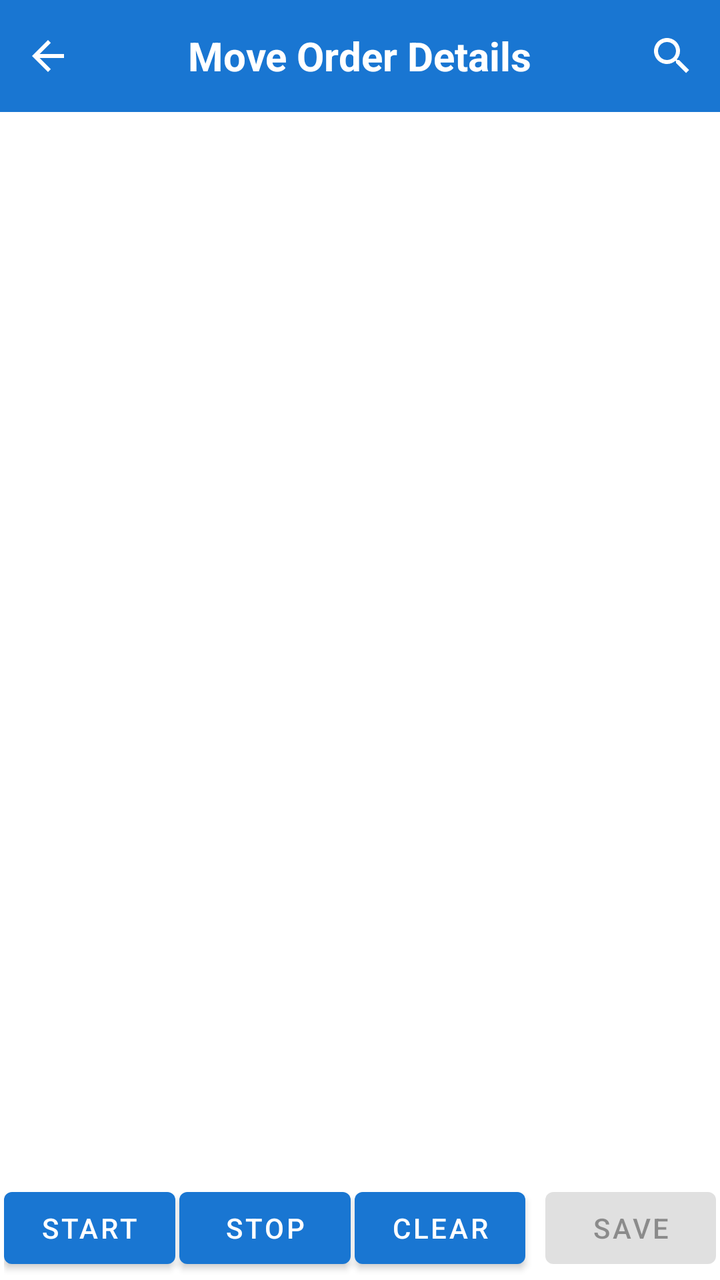
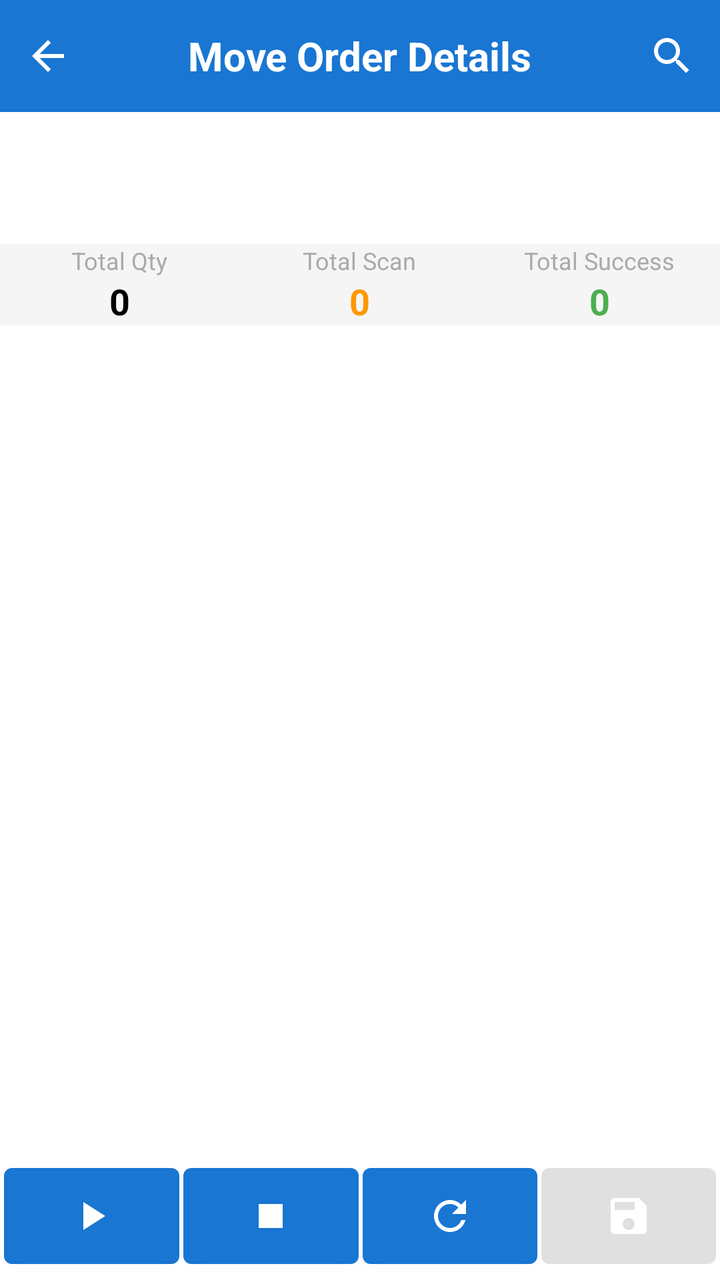

Before-and-after screenshots of an Android layout around one commit, followed by the original layout XML and the change that was made.
<!-- AndroidManifest.xml: application theme AppTheme -->
<!-- res/layout/fragment_move_order_child.xml -->
<?xml version="1.0" encoding="utf-8"?>
<LinearLayout xmlns:android="http://schemas.android.com/apk/res/android"
    xmlns:app="http://schemas.android.com/apk/res-auto"
    android:layout_width="match_parent"
    android:layout_height="match_parent"
    android:orientation="vertical">

    <com.google.android.material.appbar.AppBarLayout
        android:id="@+id/appBarLayout"
        android:layout_width="match_parent"
        android:layout_height="wrap_content">

        <androidx.appcompat.widget.Toolbar
            android:id="@+id/toolbar"
            android:layout_width="match_parent"
            android:layout_height="?attr/actionBarSize"
            android:background="?attr/colorPrimary"
            app:contentInsetLeft="0dp"
            app:contentInsetStart="0dp"
            app:popupTheme="@style/ThemeOverlay.AppCompat.Light"
            app:theme="@style/ThemeOverlay.AppCompat.Dark.ActionBar">

            <FrameLayout
                android:layout_width="match_parent"
                android:layout_height="match_parent">

                <ImageView
                    android:id="@+id/ivBack"
                    android:layout_width="48dp"
                    android:layout_height="match_parent"
                    android:layout_gravity="start"
                    android:background="?attr/selectableItemBackgroundBorderless"
                    android:padding="12dp"
                    android:src="@drawable/ic_arrow_back"
                    app:tint="@android:color/white"/>

                <TextView
                    android:id="@+id/toolbar_title"
                    android:layout_width="wrap_content"
                    android:layout_height="wrap_content"
                    android:layout_gravity="center"
                    android:text="Move Order Details"
                    android:textColor="@android:color/white"
                    android:textSize="20sp"
                    android:textStyle="bold"/>

                <androidx.appcompat.widget.SearchView
                    android:id="@+id/searchView"
                    android:layout_width="wrap_content"
                    android:layout_height="match_parent"
                    android:layout_gravity="end"
                    app:iconifiedByDefault="true"
                    app:queryHint="Search item..."
                    android:theme="@style/SearchViewStyle"/>

            </FrameLayout>

        </androidx.appcompat.widget.Toolbar>

    </com.google.android.material.appbar.AppBarLayout>

    <LinearLayout
        android:layout_width="match_parent"
        android:layout_height="wrap_content"
        android:orientation="vertical"
        android:padding="16dp"
        android:background="@android:color/white">

        <TextView
            android:id="@+id/tvOrderNo"
            android:layout_width="match_parent"
            android:layout_height="wrap_content"
            android:textSize="18sp"
            android:textStyle="bold"
            android:layout_marginBottom="8dp"/>

        <TextView
            android:id="@+id/tvSourceWarehouse"
            android:layout_width="match_parent"
            android:layout_height="wrap_content"
            android:textSize="16sp"
            android:layout_marginBottom="4dp"/>

        <TextView
            android:id="@+id/tvDestinationWarehouse"
            android:layout_width="match_parent"
            android:layout_height="wrap_content"
            android:textSize="16sp"
            android:layout_marginBottom="16dp"/>

    </LinearLayout>

    <LinearLayout
        android:id="@+id/view_readtag"
        android:layout_width="0dp"
        android:layout_height="0dp"
        android:visibility="invisible">
        <TextView
            android:id="@+id/tv_count"
            android:layout_width="0dp"
            android:layout_height="0dp"
            android:visibility="invisible"></TextView>
        <TextView
            android:id="@+id/tv_time"
            android:layout_width="0dp"
            android:layout_height="0dp"
            android:visibility="invisible"></TextView>
        <TextView
            android:id="@+id/tv_total"
            android:layout_width="0dp"
            android:layout_height="0dp"
            android:visibility="invisible"></TextView>
        <EditText
            android:id="@+id/etTime"
            android:layout_weight="1"
            android:layout_width="0dp"
            android:layout_height="0dp"
            android:hint="99999999"
            android:inputType="numberDecimal"
            android:maxLength="10"
            android:singleLine="true"
            android:visibility="invisible" />
    </LinearLayout>

    <FrameLayout
        android:layout_width="match_parent"
        android:layout_height="0dp"
        android:layout_weight="1">

        <ListView
            android:id="@+id/listView"
            android:layout_width="match_parent"
            android:layout_height="match_parent"
            android:divider="@android:color/darker_gray"
            android:dividerHeight="1dp"
            android:padding="8dp"/>

        <LinearLayout
            android:id="@+id/emptyView"
            android:layout_width="match_parent"
            android:layout_height="match_parent"
            android:gravity="center"
            android:orientation="vertical"
            android:visibility="gone">

            <ImageView
                android:layout_width="64dp"
                android:layout_height="64dp"
                android:src="@drawable/ic_empty_box"
                android:alpha="0.5"/>

            <TextView
                android:layout_width="wrap_content"
                android:layout_height="wrap_content"
                android:layout_marginTop="16dp"
                android:text="No items found"
                android:textSize="16sp"/>
        </LinearLayout>

        <ProgressBar
            android:id="@+id/progressBar"
            android:layout_width="wrap_content"
            android:layout_height="wrap_content"
            android:layout_gravity="center"
            android:visibility="gone"/>

    </FrameLayout>
 <LinearLayout
        android:layout_width="match_parent"
        android:layout_height="wrap_content"
        android:orientation="horizontal"
        android:padding="2dp"
        android:background="@android:color/white">

        <Button
            android:id="@+id/btnScanRFID"
            android:layout_width="wrap_content"
            android:layout_height="match_parent"
            android:layout_weight="1"
            android:text="Start"
            android:layout_marginEnd="2dp"/>
        <Button
            android:id="@+id/btnStop"
            android:layout_width="wrap_content"
            android:layout_height="wrap_content"
            android:layout_weight="1"
            android:text="Stop"
            android:layout_marginEnd="2dp"/>
        <Button
            android:id="@+id/btnClear"
            android:layout_width="wrap_content"
            android:layout_height="wrap_content"
            android:layout_weight="1"
            android:text="Clear"
            android:layout_marginEnd="2dp"/>


        <Button
            android:id="@+id/btnConfirm"
            android:layout_width="wrap_content"
            android:layout_height="wrap_content"
            android:layout_weight="1"
            android:text="Save"
            android:enabled="false"
            android:layout_marginStart="8dp"/>

    </LinearLayout>




</LinearLayout>
<!-- resources referenced by this layout -->
<resources>
  <!-- drawable ic_arrow_back (drawable) -->
  <?xml version="1.0" encoding="utf-8"?>
  <vector xmlns:android="http://schemas.android.com/apk/res/android"
      android:width="24dp"
      android:height="24dp"
      android:viewportWidth="24"
      android:viewportHeight="24">
      <path
          android:fillColor="#FFFFFF"
          android:pathData="M20,11H7.83l5.59,-5.59L12,4l-8,8 8,8 1.41,-1.41L7.83,13H20v-2z"/>
  </vector>
  <!-- drawable ic_empty_box: png bitmap (drawable, 5607 bytes) -->
  <style name="SearchViewStyle" parent="Widget.AppCompat.SearchView">
          
          <item name="android:background">@android:color/transparent</item>
          
          <item name="android:textColor">@android:color/white</item>
          
          <item name="android:textColorHint">@android:color/white</item>
          
          <item name="android:tint">@android:color/white</item>
      </style>
  <style name="AppTheme" parent="Theme.MaterialComponents.Light.DarkActionBar">
          <item name="colorPrimary">@color/colorPrimary</item>
          <item name="colorPrimaryDark">@color/colorPrimaryDark</item>
          <item name="colorAccent">@color/colorAccent</item>
      </style>
  <color name="colorPrimary">#1976D2</color>
  <color name="colorPrimaryDark">#1565C0</color>
  <color name="colorAccent">#FFC107</color>
</resources>

<!-- the commit's change to res/layout/fragment_move_order_child.xml (unified diff, before → after) -->
@@ -44,6 +44,49 @@
                     android:textSize="20sp"
                     android:textStyle="bold"/>
 
+                
+                <FrameLayout
+                    android:id="@+id/notificationContainer"
+                    android:layout_width="48dp"
+                    android:layout_height="match_parent"
+                    android:layout_gravity="end"
+                    android:layout_marginEnd="48dp">
+
+                    <ImageView
+                        android:id="@+id/ivNotification"
+                        android:layout_width="match_parent"
+                        android:layout_height="match_parent"
+                        android:background="?attr/selectableItemBackgroundBorderless"
+                        android:padding="12dp"
+                        android:src="@drawable/ic_notifications"
+                        app:tint="@android:color/white"
+                        android:visibility="gone"/>
+
+                    <TextView
+                        android:id="@+id/tvNotificationCount"
+                        android:layout_width="20dp"
+                        android:layout_height="20dp"
+                        android:layout_gravity="top|end"
+                        android:layout_marginTop="8dp"
+                        android:layout_marginEnd="8dp"
+                        android:background="@drawable/notification_badge_background"
+                        android:gravity="center"
+                        android:text="0"
+                        android:textColor="@android:color/white"
+                        android:textSize="12sp"
+                        android:visibility="gone"/>
+                </FrameLayout>
+
+
+
+
+
+
+
+
+
+
+
                 <androidx.appcompat.widget.SearchView
                     android:id="@+id/searchView"
                     android:layout_width="wrap_content"
@@ -63,7 +106,7 @@
         android:layout_width="match_parent"
         android:layout_height="wrap_content"
         android:orientation="vertical"
-        android:padding="16dp"
+        android:padding="6dp"
         android:background="@android:color/white">
 
         <TextView
@@ -72,22 +115,115 @@
             android:layout_height="wrap_content"
             android:textSize="18sp"
             android:textStyle="bold"
-            android:layout_marginBottom="8dp"/>
-
-        <TextView
-            android:id="@+id/tvSourceWarehouse"
-            android:layout_width="match_parent"
-            android:layout_height="wrap_content"
-            android:textSize="16sp"
-            android:layout_marginBottom="4dp"/>
-
-        <TextView
-            android:id="@+id/tvDestinationWarehouse"
-            android:layout_width="match_parent"
-            android:layout_height="wrap_content"
-            android:textSize="16sp"
-            android:layout_marginBottom="16dp"/>
-
+            android:layout_marginBottom="2dp"/>
+
+        <LinearLayout
+            android:layout_width="match_parent"
+            android:layout_height="wrap_content"
+            android:orientation="horizontal"
+            android:padding="2dp">
+
+            <TextView
+                android:id="@+id/tvSourceWarehouse"
+                android:layout_width="0dp"
+                android:layout_height="wrap_content"
+                android:layout_weight="1"
+                android:textSize="16sp"
+                android:layout_marginBottom="2dp"/>
+
+            <TextView
+                android:id="@+id/tvDestinationWarehouse"
+                android:layout_width="0dp"
+                android:layout_height="wrap_content"
+                android:layout_weight="1"
+                android:textSize="16sp"
+                android:layout_marginBottom="2dp"
+                android:gravity="right"/>
+
+        </LinearLayout>
+
+
+    </LinearLayout>
+
+    
+    <LinearLayout
+        android:layout_width="match_parent"
+        android:layout_height="wrap_content"
+        android:orientation="horizontal"
+        android:padding="0dp"
+        android:background="#F5F5F5">
+
+        <LinearLayout
+            android:layout_width="0dp"
+            android:layout_height="wrap_content"
+            android:layout_weight="1"
+            android:orientation="vertical"
+            android:gravity="center">
+
+            <TextView
+                android:layout_width="wrap_content"
+                android:layout_height="wrap_content"
+                android:text="Total Qty"
+                android:textSize="12sp"
+                android:textColor="@android:color/darker_gray"/>
+
+            <TextView
+                android:id="@+id/tvTotalQty"
+                android:layout_width="wrap_content"
+                android:layout_height="wrap_content"
+                android:text="0"
+                android:textSize="18sp"
+                android:textStyle="bold"
+                android:textColor="@android:color/black"/>
+        </LinearLayout>
+
+        <LinearLayout
+            android:layout_width="0dp"
+            android:layout_height="wrap_content"
+            android:layout_weight="1"
+            android:orientation="vertical"
+            android:gravity="center">
+
+            <TextView
+                android:layout_width="wrap_content"
+                android:layout_height="wrap_content"
+                android:text="Total Scan"
+                android:textSize="12sp"
+                android:textColor="@android:color/darker_gray"/>
+
+            <TextView
+                android:id="@+id/tvTotalScan"
+                android:layout_width="wrap_content"
+                android:layout_height="wrap_content"
+                android:text="0"
+                android:textSize="18sp"
+                android:textStyle="bold"
+                android:textColor="#FF9800"/>
+        </LinearLayout>
+
+        <LinearLayout
+            android:layout_width="0dp"
+            android:layout_height="wrap_content"
+            android:layout_weight="1"
+            android:orientation="vertical"
+            android:gravity="center">
+
+            <TextView
+                android:layout_width="wrap_content"
+                android:layout_height="wrap_content"
+                android:text="Total Success"
+                android:textSize="12sp"
+                android:textColor="@android:color/darker_gray"/>
+
+            <TextView
+                android:id="@+id/tvTotalSuccess"
+                android:layout_width="wrap_content"
+                android:layout_height="wrap_content"
+                android:text="0"
+                android:textSize="18sp"
+                android:textStyle="bold"
+                android:textColor="#4CAF50"/>
+        </LinearLayout>
     </LinearLayout>
 
     <LinearLayout
@@ -133,7 +269,7 @@
             android:layout_height="match_parent"
             android:divider="@android:color/darker_gray"
             android:dividerHeight="1dp"
-            android:padding="8dp"/>
+            android:padding="2dp"/>
 
         <LinearLayout
             android:id="@+id/emptyView"
@@ -165,48 +301,95 @@
             android:visibility="gone"/>
 
     </FrameLayout>
- <LinearLayout
+
+    <LinearLayout
         android:layout_width="match_parent"
         android:layout_height="wrap_content"
         android:orientation="horizontal"
-        android:padding="2dp"
-        android:background="@android:color/white">
+        android:padding="2dp">
 
         <Button
             android:id="@+id/btnScanRFID"
             android:layout_width="wrap_content"
             android:layout_height="match_parent"
             android:layout_weight="1"
-            android:text="Start"
-            android:layout_marginEnd="2dp"/>
+            android:layout_marginEnd="2dp"
+            android:drawableTop="@drawable/ic_play"
+            android:paddingTop="12dp"
+            android:paddingBottom="0dp"
+            android:textSize="0sp"/>
+
         <Button
             android:id="@+id/btnStop"
             android:layout_width="wrap_content"
             android:layout_height="wrap_content"
             android:layout_weight="1"
-            android:text="Stop"
-            android:layout_marginEnd="2dp"/>
+            android:layout_marginEnd="2dp"
+            android:drawableTop="@drawable/ic_stop"
+            android:paddingTop="12dp"
+            android:paddingBottom="3dp"
+            android:textSize="0sp"/>
+
         <Button
             android:id="@+id/btnClear"
             android:layout_width="wrap_content"
             android:layout_height="wrap_content"
             android:layout_weight="1"
-            android:text="Clear"
-            android:layout_marginEnd="2dp"/>
-
+            android:layout_marginEnd="2dp"
+            android:drawableTop="@drawable/ic_refresh"
+            android:paddingTop="12dp"
+            android:paddingBottom="3dp"
+            android:textSize="0sp"/>
 
         <Button
             android:id="@+id/btnConfirm"
             android:layout_width="wrap_content"
             android:layout_height="wrap_content"
             android:layout_weight="1"
-            android:text="Save"
             android:enabled="false"
-            android:layout_marginStart="8dp"/>
-
+            android:drawableTop="@drawable/ic_save"
+            android:paddingTop="12dp"
+            android:paddingBottom="3dp"
+            android:textSize="0sp"/>
     </LinearLayout>
 
 
 
 
+
+
+
+
+
+
+
+
+
+
+
+
+
+
+
+
+
+
+
+
+
+
+
+
+
+
+
+
+
+
+
+
+
+
+
+
 </LinearLayout>
<!-- resource entries referenced after the edit -->
@@ -12,6 +12,57 @@
           android:pathData="M20,11H7.83l5.59,-5.59L12,4l-8,8 8,8 1.41,-1.41L7.83,13H20v-2z"/>
   </vector>
   <!-- drawable ic_empty_box: png bitmap (drawable, 5607 bytes) -->
+  <!-- drawable ic_notifications: png bitmap (drawable, 959 bytes) -->
+  <!-- drawable ic_play (drawable) -->
+  <?xml version="1.0" encoding="utf-8"?>
+  <vector xmlns:android="http://schemas.android.com/apk/res/android"
+      android:width="24dp"
+      android:height="24dp"
+      android:viewportWidth="24"
+      android:viewportHeight="24">
+      <path
+          android:fillColor="#FFFFFF"
+          android:pathData="M8,5v14l11,-7z"/>
+  </vector>
+  <!-- drawable ic_refresh (drawable) -->
+  <?xml version="1.0" encoding="utf-8"?>
+  <vector xmlns:android="http://schemas.android.com/apk/res/android"
+      android:width="24dp"
+      android:height="24dp"
+      android:viewportWidth="24"
+      android:viewportHeight="24">
+      <path
+          android:fillColor="#FFFFFF"
+          android:pathData="M17.65,6.35C16.2,4.9 14.21,4 12,4c-4.42,0 -7.99,3.58 -7.99,8s3.57,8 7.99,8c3.73,0 6.84,-2.55 7.73,-6h-2.08c-0.82,2.33 -3.04,4 -5.65,4 -3.31,0 -6,-2.69 -6,-6s2.69,-6 6,-6c1.66,0 3.14,0.69 4.22,1.78L13,11h7V4l-2.35,2.35z"/>
+  </vector>
+  <!-- drawable ic_save (drawable) -->
+  <?xml version="1.0" encoding="utf-8"?>
+  <vector xmlns:android="http://schemas.android.com/apk/res/android"
+      android:width="24dp"
+      android:height="24dp"
+      android:viewportWidth="24"
+      android:viewportHeight="24">
+      <path
+          android:fillColor="#FFFFFF"
+          android:pathData="M17,3L5,3c-1.11,0 -2,0.9 -2,2v14c0,1.1 0.89,2 2,2h14c1.1,0 2,-0.9 2,-2L21,7l-4,-4zM12,19c-1.66,0 -3,-1.34 -3,-3s1.34,-3 3,-3 3,1.34 3,3 -1.34,3 -3,3zM15,9L5,9L5,5h10v4z"/>
+  </vector>
+  <!-- drawable ic_stop (drawable) -->
+  <?xml version="1.0" encoding="utf-8"?>
+  <vector xmlns:android="http://schemas.android.com/apk/res/android"
+      android:width="24dp"
+      android:height="24dp"
+      android:viewportWidth="24"
+      android:viewportHeight="24">
+      <path
+          android:fillColor="#FFFFFF"
+          android:pathData="M6,6h12v12H6z"/>
+  </vector>
+  <!-- drawable notification_badge_background (drawable) -->
+  <?xml version="1.0" encoding="utf-8"?>
+  <shape xmlns:android="http://schemas.android.com/apk/res/android"
+      android:shape="oval">
+      <solid android:color="#F44336" /> 
+  </shape>
   <style name="SearchViewStyle" parent="Widget.AppCompat.SearchView">
           
           <item name="android:background">@android:color/transparent</item>
